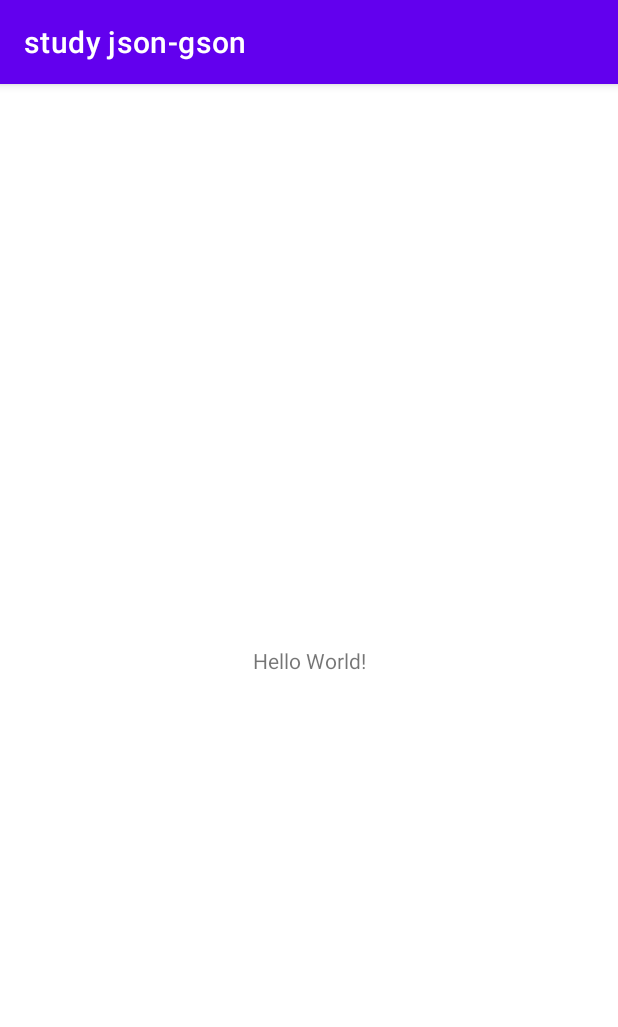
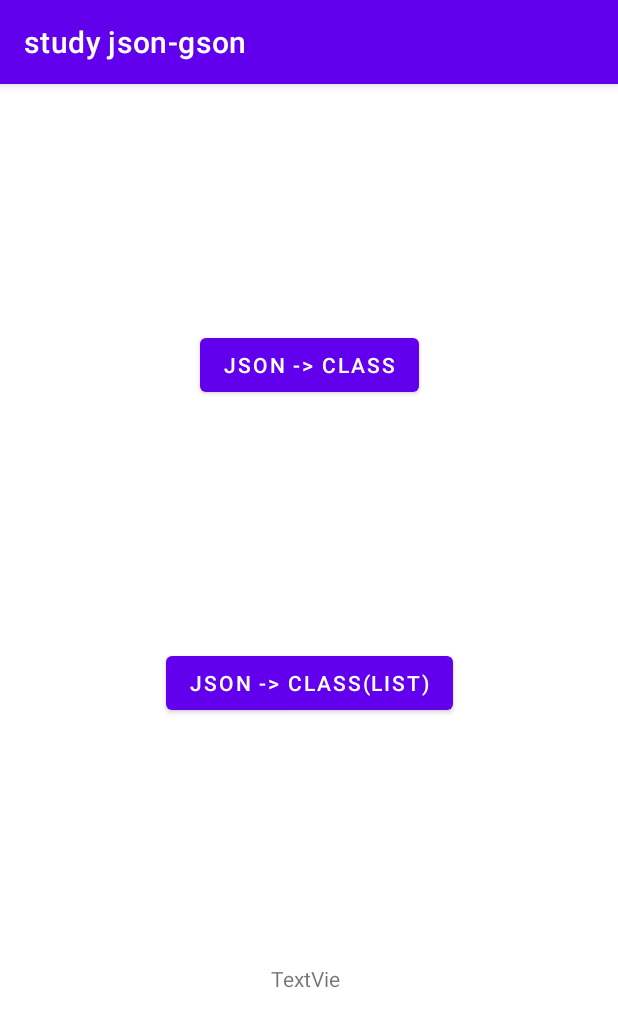
Before and after one commit to nikokann/studyjson-gson, an Android app: the screen it shows after launch (MainActivity), on a phone screen of 412 x 824 dp. Shown: the top 1027 px of the screen. Run offline under Robolectric (Android 15) with nearby library versions, the phone set to English and light mode, and no system bars.

Commit message:
update:レイアウトの作成

```diff
--- a/app/src/main/res/layout/activity_main.xml
+++ b/app/src/main/res/layout/activity_main.xml
@@ -6,13 +6,33 @@
     android:layout_height="match_parent"
     tools:context=".MainActivity">
 
-    <TextView
+    <Button
+        android:id="@+id/json_change_button"
         android:layout_width="wrap_content"
         android:layout_height="wrap_content"
-        android:text="Hello World!"
-        app:layout_constraintBottom_toBottomOf="parent"
+        android:text="json -> class"
+        app:layout_constraintBottom_toTopOf="@+id/json_change_list_button"
         app:layout_constraintEnd_toEndOf="parent"
         app:layout_constraintStart_toStartOf="parent"
         app:layout_constraintTop_toTopOf="parent" />
 
+    <Button
+        android:id="@+id/json_change_list_button"
+        android:layout_width="wrap_content"
+        android:layout_height="wrap_content"
+        android:text="json -> class(List)"
+        app:layout_constraintBottom_toTopOf="@+id/output_textview"
+        app:layout_constraintEnd_toEndOf="@+id/json_change_button"
+        app:layout_constraintStart_toStartOf="@+id/json_change_button"
+        app:layout_constraintTop_toBottomOf="@+id/json_change_button" />
+
+    <TextView
+        android:id="@+id/output_textview"
+        android:layout_width="52dp"
+        android:layout_height="18dp"
+        android:text="TextView"
+        app:layout_constraintBottom_toBottomOf="parent"
+        app:layout_constraintEnd_toEndOf="@+id/json_change_button"
+        app:layout_constraintStart_toStartOf="@+id/json_change_button"
+        app:layout_constraintTop_toBottomOf="@+id/json_change_list_button" />
 </androidx.constraintlayout.widget.ConstraintLayout>
```
